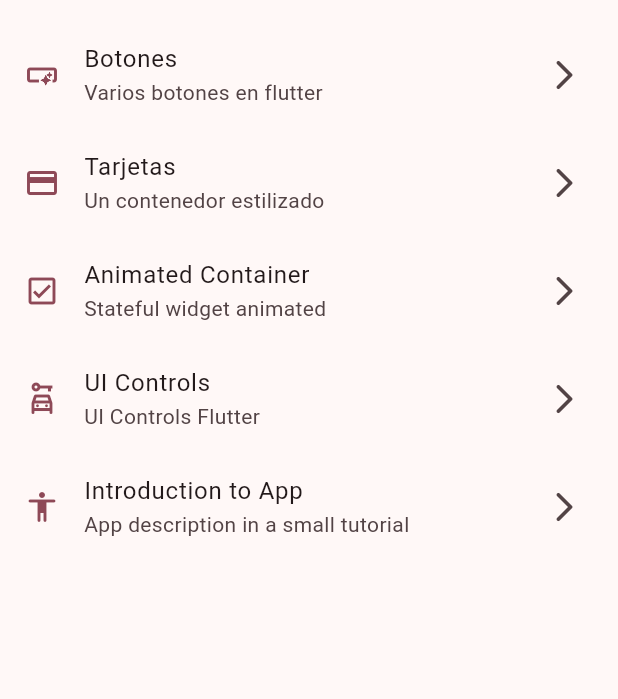
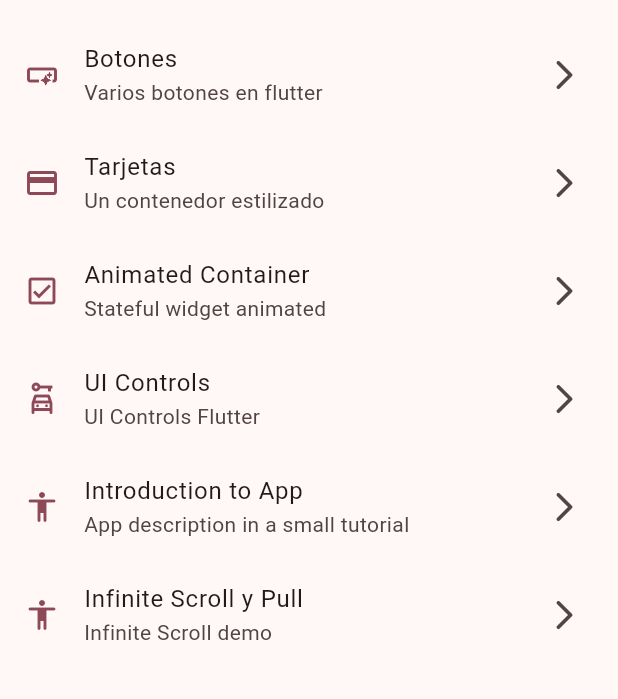
Before and after one commit to yasield74/flutter-course, a Flutter app: the screen it shows after launch, on a phone screen of 412 x 824 dp, the part 63-762 px from its top. Run offline on Flutter 3.47's test engine with Material 3 defaults, Android fonts, the phone set to English and light mode, and no system bars; our stand-ins replace animate_do, auto_route, dartz, dio, flutter_riverpod, flutter_secure_storage and 5 more; missing offline and left inert: oauth2.

Commit message:
Some changes to this

```diff
--- a/widgets_app/lib/config/menu/menu_items.dart
+++ b/widgets_app/lib/config/menu/menu_items.dart
@@ -38,5 +38,10 @@ const appMenuItems = <MenuItem>[
       title: 'Introduction to App',
       subTitle: 'App description in a small tutorial',
       link: '/tutorial',
+      icon: Icons.accessibility_rounded),
+  MenuItem(
+      title: 'Infinite Scroll y Pull',
+      subTitle: 'Infinite Scroll demo',
+      link: '/infinite',
       icon: Icons.accessibility_rounded)
 ];
--- a/widgets_app/lib/config/router/app_router.dart
+++ b/widgets_app/lib/config/router/app_router.dart
@@ -35,5 +35,10 @@ final appRouter = GoRouter(
       name: AppTutorialScreen.name,
       builder: (context, state) => const AppTutorialScreen(),
     ),
+    GoRoute(
+      path: '/infinite',
+      name: InfiniteScrollScreen.name,
+      builder: (context, state) => const InfiniteScrollScreen(),
+    ),
   ],
 );
--- a/widgets_app/lib/presentation/screens/screens.dart
+++ b/widgets_app/lib/presentation/screens/screens.dart
@@ -4,3 +4,4 @@ export 'package:widgets_app/presentation/screens/home/home_screen.dart';
 export 'package:widgets_app/presentation/screens/animated/animated_screen.dart';
 export 'package:widgets_app/presentation/screens/ui_controls/ui_controls_screen.dart';
 export 'package:widgets_app/presentation/screens/tutorial/tutorial_screen.dart';
+export 'package:widgets_app/presentation/screens/infinite/infinite_scroll_screen.dart';
```
Also changed, not shown: widgets_app/lib/presentation/screens/infinite/infinite_scroll_screen.dart (added, +40 -0 lines), 1 other file.
